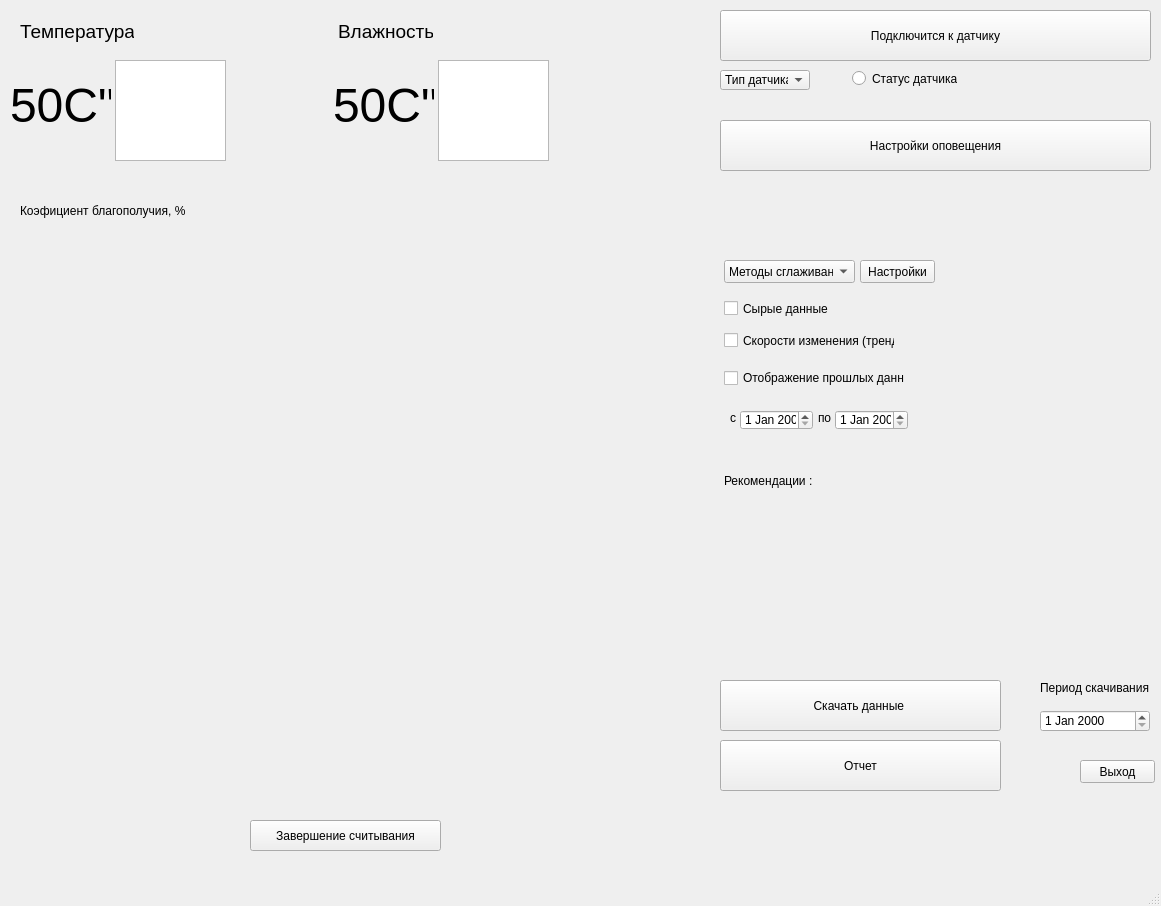
This is maket.ui in Reggifer/Dip as Qt 5 draws it before an edit. The edited form follows.
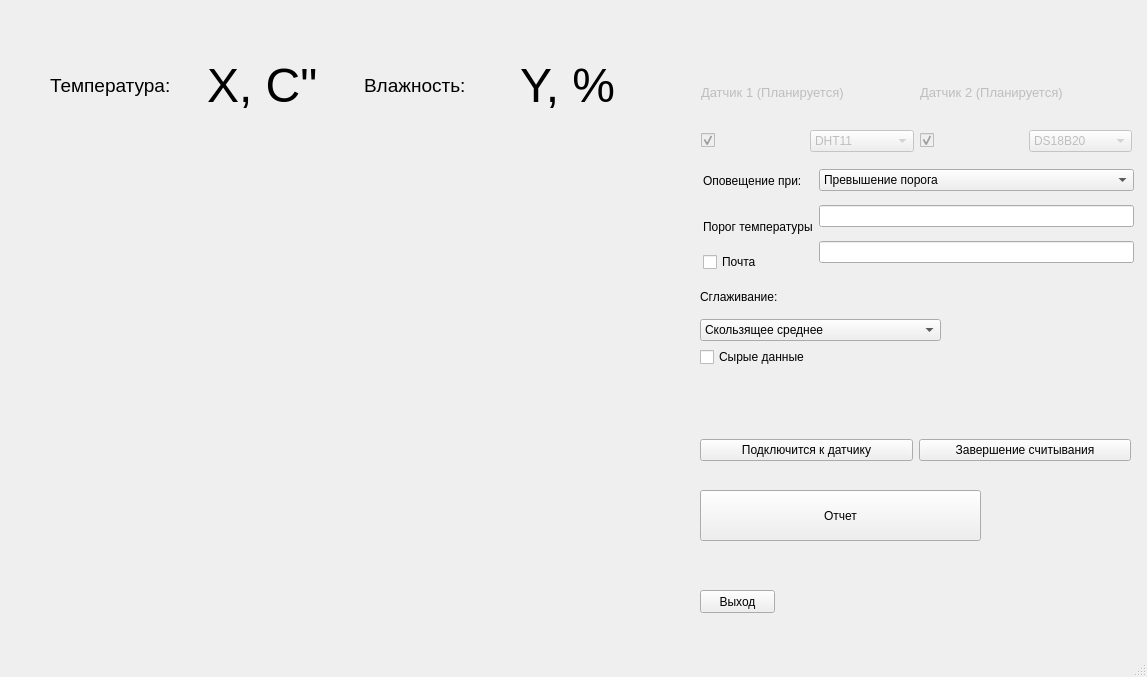
This is the edited form. Icons and pictures are not drawn.

```diff
--- a/maket.ui
+++ b/maket.ui
@@ -6,8 +6,8 @@
    <rect>
     <x>0</x>
     <y>0</y>
-    <width>1161</width>
-    <height>906</height>
+    <width>1147</width>
+    <height>677</height>
    </rect>
   </property>
   <property name="mouseTracking">
@@ -20,37 +20,11 @@
    <string>MainWindow</string>
   </property>
   <widget class="QWidget" name="centralwidget">
-   <widget class="QPushButton" name="pushButton">
-    <property name="geometry">
-     <rect>
-      <x>720</x>
-      <y>680</y>
-      <width>281</width>
-      <height>51</height>
-     </rect>
-    </property>
-    <property name="text">
-     <string>Скачать данные </string>
-    </property>
-   </widget>
-   <widget class="QPushButton" name="pushButton_2">
-    <property name="geometry">
-     <rect>
-      <x>720</x>
-      <y>10</y>
-      <width>431</width>
-      <height>51</height>
-     </rect>
-    </property>
-    <property name="text">
-     <string>Подключится к датчику</string>
-    </property>
-   </widget>
    <widget class="QPushButton" name="pushButton_3">
     <property name="geometry">
      <rect>
-      <x>1080</x>
-      <y>760</y>
+      <x>700</x>
+      <y>590</y>
       <width>75</width>
       <height>23</height>
      </rect>
@@ -62,155 +36,21 @@
    <widget class="QCheckBox" name="raw_data">
     <property name="geometry">
      <rect>
-      <x>724</x>
-      <y>300</y>
-      <width>161</width>
-      <height>17</height>
-     </rect>
-    </property>
-    <property name="text">
-     <string>Сырые данные</string>
-    </property>
-   </widget>
-   <widget class="QCheckBox" name="derivate">
-    <property name="geometry">
-     <rect>
-      <x>724</x>
-      <y>330</y>
+      <x>700</x>
+      <y>347</y>
       <width>171</width>
-      <height>21</height>
-     </rect>
-    </property>
-    <property name="text">
-     <string>Скорости изменения (тренд)</string>
-    </property>
-   </widget>
-   <widget class="QLabel" name="label_5">
-    <property name="geometry">
-     <rect>
-      <x>20</x>
-      <y>180</y>
-      <width>231</width>
-      <height>61</height>
-     </rect>
-    </property>
-    <property name="text">
-     <string>Коэфициент благополучия, %</string>
-    </property>
-   </widget>
-   <widget class="QLabel" name="label_6">
-    <property name="geometry">
-     <rect>
-      <x>724</x>
-      <y>440</y>
-      <width>431</width>
-      <height>81</height>
-     </rect>
-    </property>
-    <property name="text">
-     <string>Рекомендации :</string>
-    </property>
-   </widget>
-   <widget class="QDateEdit" name="dateEdit">
-    <property name="geometry">
-     <rect>
-      <x>1040</x>
-      <y>710</y>
-      <width>110</width>
-      <height>22</height>
-     </rect>
-    </property>
-   </widget>
-   <widget class="QLabel" name="label_7">
-    <property name="geometry">
-     <rect>
-      <x>1040</x>
-      <y>680</y>
-      <width>111</width>
-      <height>16</height>
-     </rect>
-    </property>
-    <property name="text">
-     <string>Период скачивания </string>
-    </property>
-   </widget>
-   <widget class="QCheckBox" name="refliction_of_past_data">
-    <property name="geometry">
-     <rect>
-      <x>724</x>
-      <y>370</y>
-      <width>181</width>
-      <height>16</height>
-     </rect>
-    </property>
-    <property name="text">
-     <string>Отображение прошлых данных</string>
-    </property>
-   </widget>
-   <widget class="QDateEdit" name="dateEdit_2">
-    <property name="geometry">
-     <rect>
-      <x>740</x>
-      <y>410</y>
-      <width>73</width>
       <height>20</height>
      </rect>
     </property>
-   </widget>
-   <widget class="QDateEdit" name="dateEdit_3">
-    <property name="geometry">
-     <rect>
-      <x>835</x>
-      <y>410</y>
-      <width>73</width>
-      <height>20</height>
-     </rect>
-    </property>
-   </widget>
-   <widget class="QLabel" name="label_8">
-    <property name="geometry">
-     <rect>
-      <x>730</x>
-      <y>410</y>
-      <width>16</width>
-      <height>16</height>
-     </rect>
-    </property>
     <property name="text">
-     <string>с</string>
-    </property>
-   </widget>
-   <widget class="QLabel" name="label_9">
-    <property name="geometry">
-     <rect>
-      <x>818</x>
-      <y>410</y>
-      <width>16</width>
-      <height>16</height>
-     </rect>
-    </property>
-    <property name="text">
-     <string>по</string>
-    </property>
-   </widget>
-   <widget class="QPushButton" name="pushButton_5">
-    <property name="geometry">
-     <rect>
-      <x>720</x>
-      <y>120</y>
-      <width>431</width>
-      <height>51</height>
-     </rect>
-    </property>
-    <property name="text">
-     <string>Настройки оповещения</string>
+     <string>Сырые данные</string>
     </property>
    </widget>
    <widget class="QPushButton" name="pushButton_6">
     <property name="geometry">
      <rect>
-      <x>720</x>
-      <y>740</y>
+      <x>700</x>
+      <y>490</y>
       <width>281</width>
       <height>51</height>
      </rect>
@@ -219,176 +59,13 @@
      <string>Отчет</string>
     </property>
    </widget>
-   <widget class="QComboBox" name="smoothing_methods">
-    <property name="geometry">
-     <rect>
-      <x>724</x>
-      <y>260</y>
-      <width>131</width>
-      <height>23</height>
-     </rect>
-    </property>
-    <item>
-     <property name="text">
-      <string>Методы сглаживания</string>
-     </property>
-    </item>
-    <item>
-     <property name="text">
-      <string/>
-     </property>
-    </item>
-   </widget>
-   <widget class="QPushButton" name="pushButton_4">
-    <property name="geometry">
-     <rect>
-      <x>860</x>
-      <y>260</y>
-      <width>75</width>
-      <height>23</height>
-     </rect>
-    </property>
-    <property name="text">
-     <string>Настройки</string>
-    </property>
-   </widget>
-   <widget class="QComboBox" name="comboBox_3">
-    <property name="geometry">
-     <rect>
-      <x>720</x>
-      <y>70</y>
-      <width>90</width>
-      <height>20</height>
-     </rect>
-    </property>
-    <item>
-     <property name="text">
-      <string>Тип датчика</string>
-     </property>
-    </item>
-    <item>
-     <property name="text">
-      <string>Пробный</string>
-     </property>
-    </item>
-    <item>
-     <property name="text">
-      <string>Ардуино</string>
-     </property>
-    </item>
-   </widget>
-   <widget class="QRadioButton" name="radioButton">
-    <property name="geometry">
-     <rect>
-      <x>852</x>
-      <y>70</y>
-      <width>105</width>
-      <height>17</height>
-     </rect>
-    </property>
-    <property name="text">
-     <string>Статус датчика</string>
-    </property>
-   </widget>
-   <widget class="QLabel" name="humidity_value">
-    <property name="geometry">
-     <rect>
-      <x>333</x>
-      <y>60</y>
-      <width>101</width>
-      <height>91</height>
-     </rect>
-    </property>
-    <property name="font">
-     <font>
-      <pointsize>36</pointsize>
-     </font>
-    </property>
-    <property name="text">
-     <string>50С&quot;</string>
-    </property>
-   </widget>
-   <widget class="QGraphicsView" name="speed_of_parametr_change_2">
-    <property name="geometry">
-     <rect>
-      <x>438</x>
-      <y>60</y>
-      <width>111</width>
-      <height>101</height>
-     </rect>
-    </property>
-   </widget>
-   <widget class="QLabel" name="label_4">
-    <property name="geometry">
-     <rect>
-      <x>10</x>
-      <y>60</y>
-      <width>101</width>
-      <height>91</height>
-     </rect>
-    </property>
-    <property name="font">
-     <font>
-      <pointsize>36</pointsize>
-     </font>
-    </property>
-    <property name="text">
-     <string>50С&quot;</string>
-    </property>
-   </widget>
-   <widget class="QGraphicsView" name="speed_of_parametr_change_1">
-    <property name="geometry">
-     <rect>
-      <x>115</x>
-      <y>60</y>
-      <width>111</width>
-      <height>101</height>
-     </rect>
-    </property>
-   </widget>
-   <widget class="QLabel" name="temperature_value">
-    <property name="geometry">
-     <rect>
-      <x>20</x>
-      <y>20</y>
-      <width>114</width>
-      <height>23</height>
-     </rect>
-    </property>
-    <property name="font">
-     <font>
-      <pointsize>14</pointsize>
-     </font>
-    </property>
-    <property name="text">
-     <string>Температура</string>
-    </property>
-   </widget>
-   <widget class="QLabel" name="label_2">
-    <property name="geometry">
-     <rect>
-      <x>338</x>
-      <y>20</y>
-      <width>95</width>
-      <height>23</height>
-     </rect>
-    </property>
-    <property name="font">
-     <font>
-      <pointsize>14</pointsize>
-     </font>
-    </property>
-    <property name="text">
-     <string>Влажность</string>
-    </property>
-   </widget>
    <widget class="QLabel" name="label">
     <property name="geometry">
      <rect>
-      <x>20</x>
-      <y>230</y>
-      <width>671</width>
-      <height>551</height>
+      <x>50</x>
+      <y>135</y>
+      <width>621</width>
+      <height>481</height>
      </rect>
     </property>
     <property name="text">
@@ -398,18 +75,311 @@
      <pixmap>../download.png</pixmap>
     </property>
    </widget>
-   <widget class="QPushButton" name="End">
+   <widget class="QWidget" name="layoutWidget">
     <property name="geometry">
      <rect>
-      <x>250</x>
-      <y>820</y>
-      <width>191</width>
-      <height>31</height>
+      <x>701</x>
+      <y>61</y>
+      <width>431</width>
+      <height>91</height>
      </rect>
     </property>
-    <property name="text">
-     <string>Завершение считывания</string>
+    <layout class="QVBoxLayout" name="verticalLayout_2">
+     <item>
+      <layout class="QVBoxLayout" name="verticalLayout">
+       <item>
+        <layout class="QHBoxLayout" name="horizontalLayout">
+         <item>
+          <widget class="QLabel" name="label_3">
+           <property name="enabled">
+            <bool>false</bool>
+           </property>
+           <property name="font">
+            <font>
+             <pointsize>10</pointsize>
+            </font>
+           </property>
+           <property name="text">
+            <string>Датчик 1 (Планируется)</string>
+           </property>
+          </widget>
+         </item>
+         <item>
+          <widget class="QLabel" name="label_10">
+           <property name="enabled">
+            <bool>false</bool>
+           </property>
+           <property name="font">
+            <font>
+             <pointsize>10</pointsize>
+            </font>
+           </property>
+           <property name="text">
+            <string>Датчик 2 (Планируется)</string>
+           </property>
+          </widget>
+         </item>
+        </layout>
+       </item>
+       <item>
+        <layout class="QHBoxLayout" name="horizontalLayout_2">
+         <item>
+          <widget class="QCheckBox" name="checkBox">
+           <property name="enabled">
+            <bool>false</bool>
+           </property>
+           <property name="tabletTracking">
+            <bool>false</bool>
+           </property>
+           <property name="acceptDrops">
+            <bool>false</bool>
+           </property>
+           <property name="text">
+            <string/>
+           </property>
+           <property name="checked">
+            <bool>true</bool>
+           </property>
+          </widget>
+         </item>
+         <item>
+          <widget class="QComboBox" name="comboBox">
+           <property name="enabled">
+            <bool>false</bool>
+           </property>
+           <item>
+            <property name="text">
+             <string>DHT11</string>
+            </property>
+           </item>
+          </widget>
+         </item>
+         <item>
+          <widget class="QCheckBox" name="checkBox_2">
+           <property name="enabled">
+            <bool>false</bool>
+           </property>
+           <property name="text">
+            <string/>
+           </property>
+           <property name="checked">
+            <bool>true</bool>
+           </property>
+          </widget>
+         </item>
+         <item>
+          <widget class="QComboBox" name="comboBox_2">
+           <property name="enabled">
+            <bool>false</bool>
+           </property>
+           <item>
+            <property name="text">
+             <string>DS18B20</string>
+            </property>
+           </item>
+          </widget>
+         </item>
+        </layout>
+       </item>
+      </layout>
+     </item>
+     <item>
+      <layout class="QHBoxLayout" name="horizontalLayout_3"/>
+     </item>
+    </layout>
+   </widget>
+   <widget class="QWidget" name="">
+    <property name="geometry">
+     <rect>
+      <x>700</x>
+      <y>430</y>
+      <width>431</width>
+      <height>41</height>
+     </rect>
     </property>
+    <layout class="QHBoxLayout" name="horizontalLayout_5">
+     <item>
+      <widget class="QPushButton" name="pushButton_2">
+       <property name="text">
+        <string>Подключится к датчику</string>
+       </property>
+      </widget>
+     </item>
+     <item>
+      <widget class="QPushButton" name="End">
+       <property name="text">
+        <string>Завершение считывания</string>
+       </property>
+      </widget>
+     </item>
+    </layout>
+   </widget>
+   <widget class="QWidget" name="">
+    <property name="geometry">
+     <rect>
+      <x>50</x>
+      <y>60</y>
+      <width>621</width>
+      <height>51</height>
+     </rect>
+    </property>
+    <layout class="QHBoxLayout" name="horizontalLayout_8">
+     <item>
+      <widget class="QLabel" name="temperature_value">
+       <property name="font">
+        <font>
+         <pointsize>14</pointsize>
+        </font>
+       </property>
+       <property name="text">
+        <string>Температура:</string>
+       </property>
+      </widget>
+     </item>
+     <item>
+      <widget class="QLabel" name="label_4">
+       <property name="font">
+        <font>
+         <pointsize>36</pointsize>
+        </font>
+       </property>
+       <property name="text">
+        <string>X, С&quot;</string>
+       </property>
+      </widget>
+     </item>
+     <item>
+      <widget class="QLabel" name="label_2">
+       <property name="font">
+        <font>
+         <pointsize>14</pointsize>
+        </font>
+       </property>
+       <property name="text">
+        <string>Влажность:</string>
+       </property>
+      </widget>
+     </item>
+     <item>
+      <widget class="QLabel" name="humidity_value">
+       <property name="font">
+        <font>
+         <pointsize>36</pointsize>
+        </font>
+       </property>
+       <property name="text">
+        <string>Y, %</string>
+       </property>
+      </widget>
+     </item>
+    </layout>
+   </widget>
+   <widget class="QWidget" name="">
+    <property name="geometry">
+     <rect>
+      <x>703</x>
+      <y>161</y>
+      <width>431</width>
+      <height>111</height>
+     </rect>
+    </property>
+    <layout class="QHBoxLayout" name="horizontalLayout_6">
+     <item>
+      <layout class="QVBoxLayout" name="verticalLayout_3">
+       <item>
+        <widget class="QLabel" name="label_5">
+         <property name="text">
+          <string>Оповещение при:</string>
+         </property>
+        </widget>
+       </item>
+       <item>
+        <widget class="QLabel" name="label_6">
+         <property name="text">
+          <string>Порог температуры</string>
+         </property>
+        </widget>
+       </item>
+       <item>
+        <widget class="QCheckBox" name="checkBox_3">
+         <property name="text">
+          <string>Почта </string>
+         </property>
+        </widget>
+       </item>
+      </layout>
+     </item>
+     <item>
+      <layout class="QVBoxLayout" name="verticalLayout_4">
+       <item>
+        <widget class="QComboBox" name="comboBox_3">
+         <property name="enabled">
+          <bool>true</bool>
+         </property>
+         <item>
+          <property name="text">
+           <string>Превышение порога</string>
+          </property>
+         </item>
+         <item>
+          <property name="text">
+           <string>Резкое изменение данных (Планируется)</string>
+          </property>
+         </item>
+        </widget>
+       </item>
+       <item>
+        <widget class="QLineEdit" name="lineEdit_2"/>
+       </item>
+       <item>
+        <widget class="QLineEdit" name="lineEdit"/>
+       </item>
+      </layout>
+     </item>
+    </layout>
+   </widget>
+   <widget class="QWidget" name="">
+    <property name="geometry">
+     <rect>
+      <x>700</x>
+      <y>280</y>
+      <width>241</width>
+      <height>61</height>
+     </rect>
+    </property>
+    <layout class="QVBoxLayout" name="verticalLayout_5">
+     <item>
+      <widget class="QLabel" name="label_8">
+       <property name="text">
+        <string>Сглаживание:</string>
+       </property>
+      </widget>
+     </item>
+     <item>
+      <widget class="QComboBox" name="smoothing_methods">
+       <item>
+        <property name="text">
+         <string>Скользящее среднее</string>
+        </property>
+       </item>
+       <item>
+        <property name="text">
+         <string>Экспоненциальное сглаживание (Планируется)</string>
+        </property>
+       </item>
+       <item>
+        <property name="text">
+         <string>Полиномиальное сглаживание (Планируется) </string>
+        </property>
+       </item>
+       <item>
+        <property name="text">
+         <string/>
+        </property>
+       </item>
+      </widget>
+     </item>
+    </layout>
    </widget>
   </widget>
   <widget class="QMenuBar" name="menubar">
```
Left out of the diff: 4 changed lines with no effect on the pictures.
